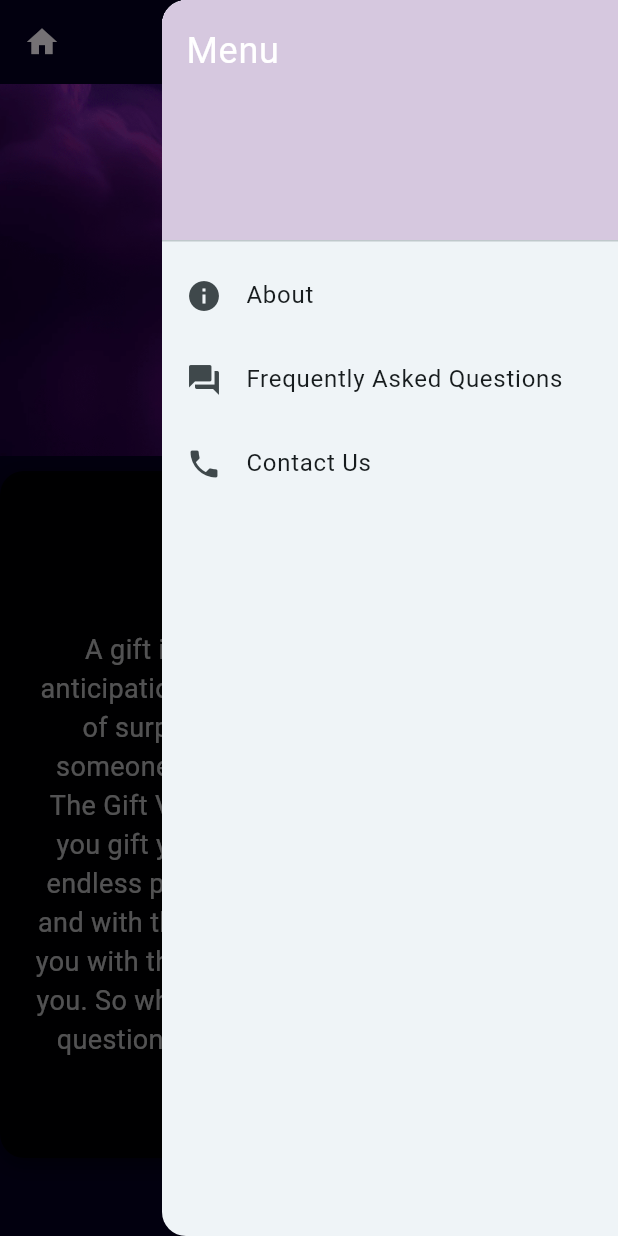
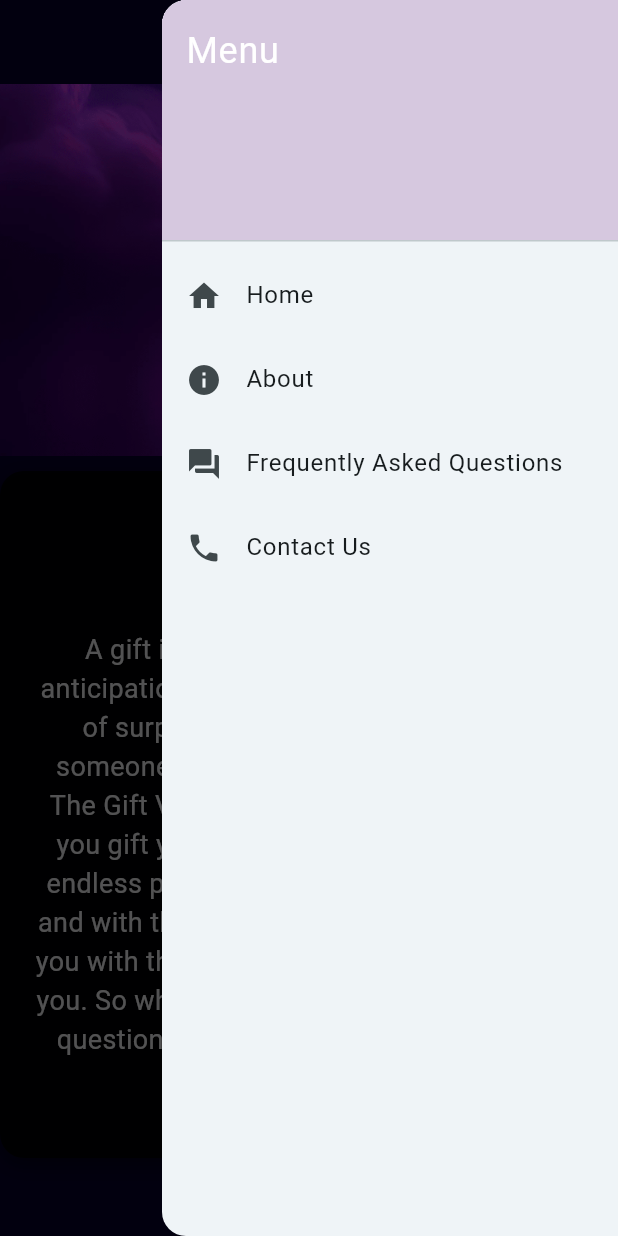
Before and after one commit to Thomas-Nottingham/AIMystery_Box, a Flutter app: the screen it shows after launch, scrolled down 576 dp, after a tap on the "menu" icon, on a phone screen of 412 x 824 dp. Run offline on Flutter 3.47's test engine with Material 3 defaults, Android fonts, the phone set to English and light mode, and no system bars; our stand-ins replace font_awesome_flutter, go_router, google_fonts, shared_preferences, supabase_flutter, video_player; missing offline and left inert: flutter_stripe; accounts and stored records are empty.

Commit message:
Updated again2.o

```diff
--- a/lib/presentation/BaseLayout.dart
+++ b/lib/presentation/BaseLayout.dart
@@ -26,22 +26,26 @@ class BaseLayout extends StatelessWidget {
     this.centerTitle,
   });
 
+  // This function now correctly returns true/false without navigating
   Future<bool> _showExitConfirmation(BuildContext context) async {
     return await showDialog<bool>(
           context: context,
           builder:
-              (context) => AlertDialog(
+              (dialogContext) => AlertDialog(
                 title: const Text('Confirm Exit'),
                 content: const Text(
                   'Are you sure you want to leave this page? \nChat history will not be stored',
                 ),
                 actions: [
                   TextButton(
-                    onPressed: () => Navigator.of(context).pop(false), // Cancel
+                    onPressed:
+                        () => Navigator.of(dialogContext).pop(false), // Cancel
                     child: const Text('No'),
                   ),
                   TextButton(
-                    onPressed: () => context.push('/home'), // Confirm
+                    // ## THIS IS THE ONLY LINE THAT WAS CHANGED ##
+                    onPressed:
+                        () => Navigator.of(dialogContext).pop(true), // Confirm
                     child: const Text('Yes'),
                   ),
                 ],
@@ -54,13 +58,22 @@ class BaseLayout extends StatelessWidget {
     BuildContext context,
     VoidCallback action,
   ) async {
+    // This uses the old route detection, which you said works for the pop-up
     final currentRoute = ModalRoute.of(context)?.settings.name;
-    print("Current Route: $currentRoute");
+
     if (currentRoute == '/startMysteryPage' || currentRoute == '/cart_page') {
       final shouldExit = await _showExitConfirmation(context);
-      if (!shouldExit) return; // Cancel navigation if user selects "No"
+      if (!shouldExit) {
+        return; // User clicked "No," so we stop here.
       }
-    action(); // Proceed with the navigation logic
+    }
+
+    // Close the drawer if it is open before navigating
+    if (Scaffold.of(context).isEndDrawerOpen) {
+      Navigator.of(context).pop();
+    }
+
+    action(); // Proceed with the intended navigation (e.g., to /contact)
   }
 
   @override
@@ -69,14 +82,10 @@ class BaseLayout extends StatelessWidget {
       appBar: AppBar(
         backgroundColor: appBarColor ?? Pallete.TransparentCol,
         elevation: 0,
+        automaticallyImplyLeading: false,
         scrolledUnderElevation: 0,
         centerTitle: centerTitle ?? true,
         title: text_title,
-        leading: IconButton(
-          icon: Icon(Icons.home, color: iconColor ?? Pallete.MainTextCol),
-          onPressed:
-              () => _handleNavigation(context, () => context.push('/home')),
-        ),
         actions: [
           Builder(
             builder:
@@ -91,7 +100,10 @@ class BaseLayout extends StatelessWidget {
         ],
       ),
       endDrawer: Drawer(
-        child: ListView(
+        child: Builder(
+          builder: (drawerContext) {
+            return ListView(
+              padding: EdgeInsets.zero,
               children: [
                 DrawerHeader(
                   decoration: BoxDecoration(color: Pallete.primaryCol),
@@ -101,11 +113,20 @@ class BaseLayout extends StatelessWidget {
                   ),
                 ),
                 ListTile(
+                  leading: const Icon(Icons.home),
+                  title: const Text('Home'),
+                  onTap:
+                      () => _handleNavigation(
+                        drawerContext,
+                        () => context.push('/home'),
+                      ),
+                ),
+                ListTile(
                   leading: const Icon(Icons.info),
                   title: const Text('About'),
                   onTap:
                       () => _handleNavigation(
-                    context,
+                        drawerContext,
                         () => context.push('/home?scrollTo=about'),
                       ),
                 ),
@@ -114,7 +135,7 @@ class BaseLayout extends StatelessWidget {
                   title: const Text('Frequently Asked Questions'),
                   onTap:
                       () => _handleNavigation(
-                    context,
+                        drawerContext,
                         () => context.push('/home?scrollTo=faq'),
                       ),
                 ),
@@ -123,11 +144,13 @@ class BaseLayout extends StatelessWidget {
                   title: const Text('Contact Us'),
                   onTap:
                       () => _handleNavigation(
-                    context,
+                        drawerContext,
                         () => context.push('/contact'),
                       ),
                 ),
               ],
+            );
+          },
         ),
       ),
       body: child,
```
Lines whose indentation alone changed are shown as unchanged.
